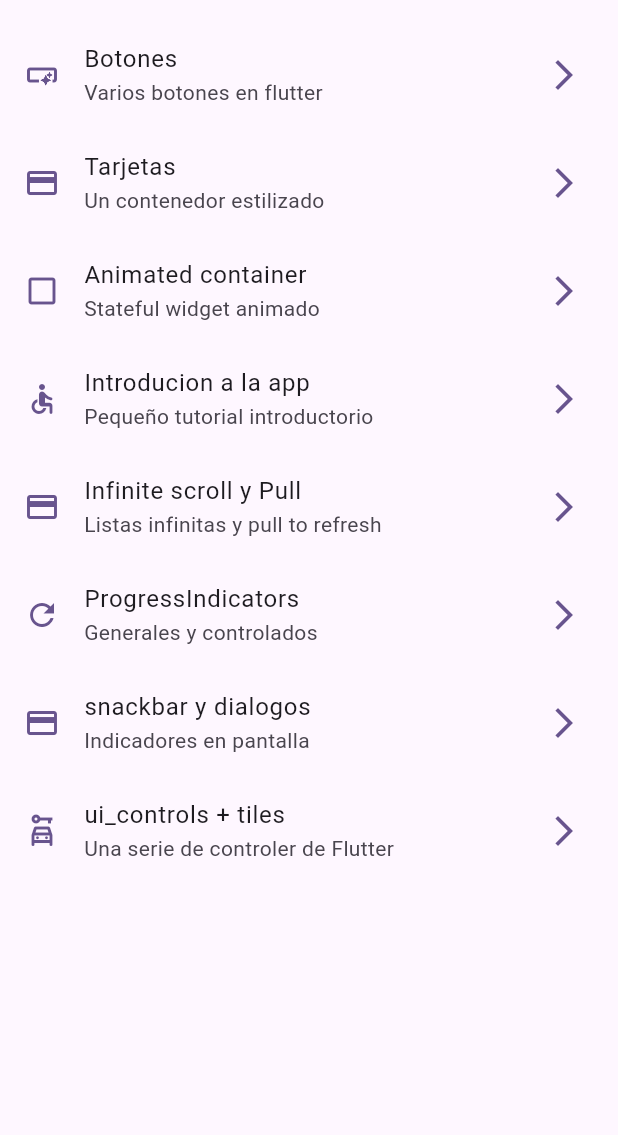
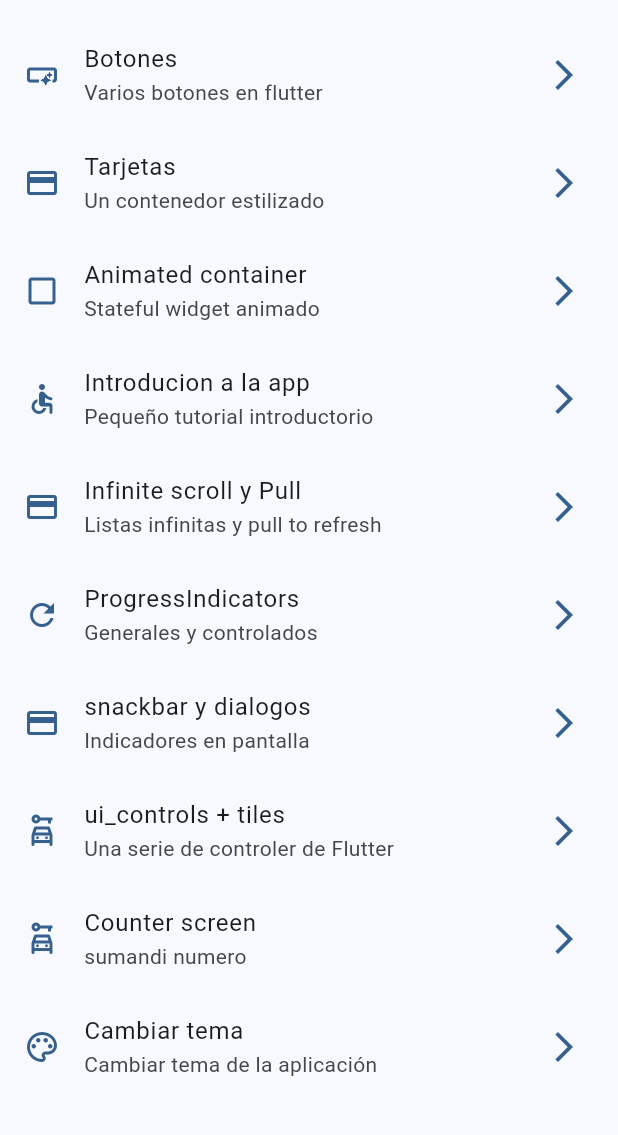
Before and after one commit to Mariana-Usuga/widgets_app, a Flutter app: the screen it shows after launch, on a phone screen of 412 x 824 dp, the part 63-1198 px from its top. Run offline on Flutter 3.47's test engine with Material 2 defaults, Android fonts, the phone set to English and light mode, and no system bars; our stand-ins replace animate_do, flutter_riverpod, go_router.

Commit message:
before of statenotifier

```diff
--- a/lib/config/menu/menu_items.dart
+++ b/lib/config/menu/menu_items.dart
@@ -54,4 +54,14 @@ const appMenuItems = <MenuItem>[
       subTitle: 'Una serie de controler de Flutter',
       link: '/ui_controls',
       icon: Icons.car_rental_outlined),
+  MenuItem(
+      title: 'Counter screen',
+      subTitle: 'sumandi numero',
+      link: '/counter',
+      icon: Icons.car_rental_outlined),
+  MenuItem(
+      title: 'Cambiar tema',
+      subTitle: 'Cambiar tema de la aplicación',
+      link: '/theme-changer',
+      icon: Icons.color_lens_outlined),
 ];
--- a/lib/config/router/app_router.dart
+++ b/lib/config/router/app_router.dart
@@ -1,4 +1,5 @@
 import 'package:go_router/go_router.dart';
+import 'package:widgets_app/presentation/screens/counter/counter_screen.dart';
 import 'package:widgets_app/presentation/screens/screens.dart';
 
 // GoRouter configuration
@@ -50,5 +51,15 @@ final appRouter = GoRouter(
       name: UiControlsScreen.name,
       builder: (context, state) => const UiControlsScreen(),
     ),
+    GoRoute(
+      path: '/counter',
+      name: CounterScreen.name,
+      builder: (context, state) => const CounterScreen(),
+    ),
+    GoRoute(
+      path: '/theme-changer',
+      name: ThemeChangerScreen.name,
+      builder: (context, state) => const ThemeChangerScreen(),
+    ),
   ],
 );
--- a/lib/config/theme/app_theme.dart
+++ b/lib/config/theme/app_theme.dart
@@ -14,14 +14,16 @@ const colorList = <Color>[
 
 class AppTheme {
   final int selectedColor;
+  final bool isDarkMode;
 
-  AppTheme({this.selectedColor = 0})
+  AppTheme({this.selectedColor = 0, this.isDarkMode = false})
       : assert(selectedColor >= 0, 'Selected color must be greater then 0'),
         assert(selectedColor < colorList.length,
             'Selected color must be less or equal then ${colorList.length - 1}');
 
   ThemeData getTheme() => ThemeData(
       useMaterial3: true,
+      brightness: isDarkMode ? Brightness.dark : Brightness.light,
       colorSchemeSeed: colorList[selectedColor],
       appBarTheme: const AppBarTheme(
         centerTitle: false,
--- a/lib/main.dart
+++ b/lib/main.dart
@@ -1,21 +1,26 @@
 import 'package:flutter/material.dart';
+import 'package:flutter_riverpod/flutter_riverpod.dart';
 import 'package:widgets_app/config/router/app_router.dart';
 import 'package:widgets_app/config/theme/app_theme.dart';
+import 'package:widgets_app/presentation/provider/theme_provider.dart';
 
 void main() {
-  runApp(const MainApp());
+  runApp(const ProviderScope(child: MainApp()));
 }
 
-class MainApp extends StatelessWidget {
+class MainApp extends ConsumerWidget {
   const MainApp({super.key});
 
   @override
-  Widget build(BuildContext context) {
+  Widget build(BuildContext context, WidgetRef ref) {
+    final int value = ref.watch(selectedColorProvider);
+    final bool isDarkMode = ref.watch(isDarkmodeProvider);
+
     return MaterialApp.router(
       title: 'Flutter Widgets',
       routerConfig: appRouter,
       debugShowCheckedModeBanner: false,
-      theme: AppTheme(selectedColor: 5).getTheme(),
+      theme: AppTheme(selectedColor: value, isDarkMode: isDarkMode).getTheme(),
       //home: HomeScreen(),
       /*routes: {
         '/buttons': (context) => ButtonsScreen(),
--- /dev/null
+++ b/lib/presentation/provider/counter_provider.dart
@@ -0,0 +1,3 @@
+import 'package:flutter_riverpod/flutter_riverpod.dart';
+
+final counterProvider = StateProvider((ref) => 10);
--- /dev/null
+++ b/lib/presentation/provider/theme_provider.dart
@@ -0,0 +1,8 @@
+import 'package:flutter_riverpod/flutter_riverpod.dart';
+import 'package:widgets_app/config/theme/app_theme.dart';
+
+final isDarkmodeProvider = StateProvider<bool>((ref) => false);
+
+final colorListProvider = Provider((ref) => colorList);
+
+final selectedColorProvider = StateProvider((ref) => 0);
--- a/lib/presentation/screens/screens.dart
+++ b/lib/presentation/screens/screens.dart
@@ -1,3 +1,4 @@
+export 'package:widgets_app/presentation/screens/theme-changer/theme_changer_screen.dart';
 export 'package:widgets_app/presentation/screens/animated/animated_screen.dart';
 export 'package:widgets_app/presentation/screens/app_tutorial/app_tutorial_screen.dart';
 export 'package:widgets_app/presentation/screens/buttons/buttons_screen.dart';
--- a/pubspec.yaml
+++ b/pubspec.yaml
@@ -10,6 +10,7 @@ dependencies:
   animate_do: ^3.1.2
   flutter:
     sdk: flutter
+  flutter_riverpod: ^2.4.1
   go_router: ^11.0.1
 
 dev_dependencies:
```
Also changed, not shown: lib/presentation/screens/counter/counter_screen.dart (added, +43 -0 lines), lib/presentation/screens/theme-changer/theme_changer_screen.dart (added, +64 -0 lines), pubspec.lock.
